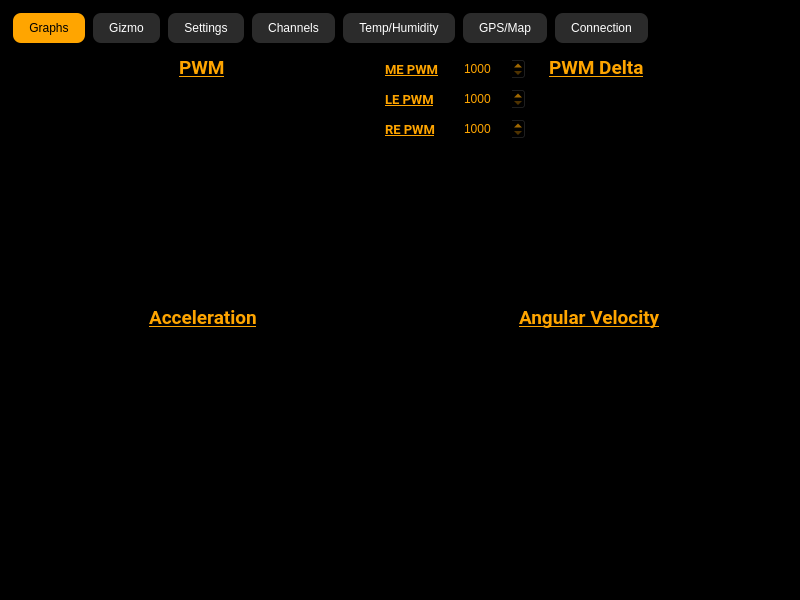
Old version of the form app/mainwindow.ui in the repository Matvey787/Airbag.
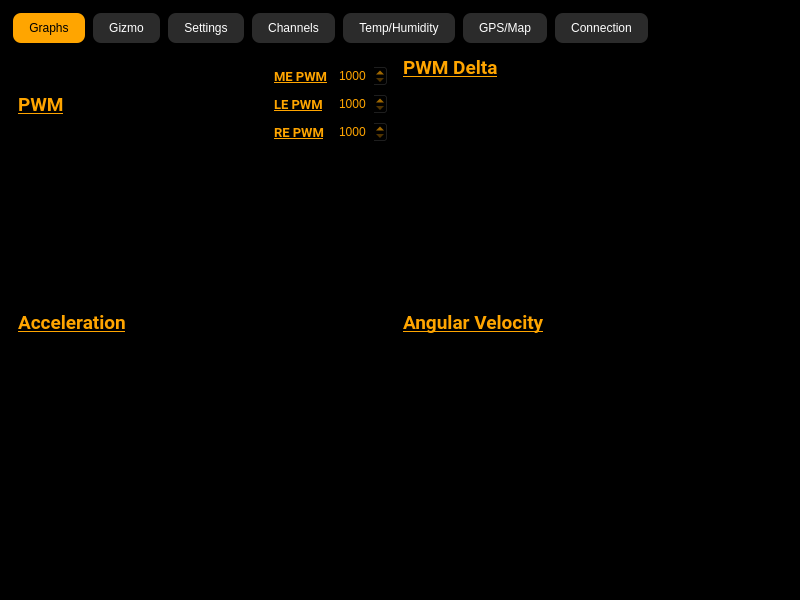
New version of the form. The open tabs and pages were chosen to show the change. Icons and pictures are not drawn.

Commit message: Graphs tab: chart scaling

Patch:
```diff
--- a/app/mainwindow.ui
+++ b/app/mainwindow.ui
@@ -79,186 +79,46 @@
        <attribute name="title">
         <string>Graphs</string>
        </attribute>
-       <widget class="QWidget" name="pwmChartContainer" native="true">
-        <property name="geometry">
-         <rect>
-          <x>20</x>
-          <y>30</y>
-          <width>360</width>
-          <height>210</height>
-         </rect>
-        </property>
-        <property name="layoutDirection">
-         <enum>Qt::LayoutDirection::LeftToRight</enum>
-        </property>
-        <property name="autoFillBackground">
-         <bool>false</bool>
-        </property>
-        <property name="styleSheet">
-         <string notr="true">background: transparent;
-padding: 0px;
-margin: 0px;
-border: none;</string>
-        </property>
-       </widget>
-       <widget class="QWidget" name="accelerationChartContainer" native="true">
-        <property name="geometry">
-         <rect>
-          <x>20</x>
-          <y>280</y>
-          <width>360</width>
-          <height>210</height>
-         </rect>
-        </property>
-        <property name="styleSheet">
-         <string notr="true">background: transparent;
-padding: 0px;
-margin: 0px;
-border: none;</string>
-        </property>
-       </widget>
-       <widget class="QWidget" name="deltaPWMChartContainer" native="true">
-        <property name="geometry">
-         <rect>
-          <x>410</x>
-          <y>30</y>
-          <width>360</width>
-          <height>210</height>
-         </rect>
-        </property>
-        <property name="styleSheet">
-         <string notr="true">background: transparent;
-padding: 0px;
-margin: 0px;
-border: none;</string>
-        </property>
-       </widget>
-       <widget class="QWidget" name="angularVelocityChartContainer" native="true">
-        <property name="geometry">
-         <rect>
-          <x>410</x>
-          <y>280</y>
-          <width>360</width>
-          <height>210</height>
-         </rect>
-        </property>
-        <property name="styleSheet">
-         <string notr="true">background: transparent;
-padding: 0px;
-margin: 0px;
-border: none;</string>
-        </property>
-       </widget>
-       <widget class="QLabel" name="label_37">
-        <property name="geometry">
-         <rect>
-          <x>170</x>
-          <y>10</y>
-          <width>51</width>
-          <height>21</height>
-         </rect>
-        </property>
-        <property name="font">
-         <font>
-          <family>Roboto</family>
-          <pointsize>14</pointsize>
-          <bold>true</bold>
-          <underline>true</underline>
-         </font>
-        </property>
-        <property name="styleSheet">
-         <string notr="true">background: transparent;
+       <layout class="QGridLayout" name="gridLayout_graphs">
+        <item row="0" column="0">
+         <layout class="QVBoxLayout" name="verticalLayout_pwmCell">
+          <item>
+           <layout class="QHBoxLayout" name="horizontalLayout_pwmHeader">
+            <item>
+             <widget class="QLabel" name="label_37">
+              <property name="font">
+               <font>
+                <family>Roboto</family>
+                <pointsize>14</pointsize>
+                <bold>true</bold>
+                <underline>true</underline>
+               </font>
+              </property>
+              <property name="styleSheet">
+               <string notr="true">background: transparent;
 color: orange;</string>
-        </property>
-        <property name="text">
-         <string>PWM</string>
-        </property>
-       </widget>
-       <widget class="QLabel" name="label_41">
-        <property name="geometry">
-         <rect>
-          <x>540</x>
-          <y>10</y>
-          <width>101</width>
-          <height>21</height>
-         </rect>
-        </property>
-        <property name="font">
-         <font>
-          <family>Roboto</family>
-          <pointsize>14</pointsize>
-          <bold>true</bold>
-          <underline>true</underline>
-         </font>
-        </property>
-        <property name="styleSheet">
-         <string notr="true">background: transparent;
-color: orange;</string>
-        </property>
-        <property name="text">
-         <string>PWM Delta</string>
-        </property>
-       </widget>
-       <widget class="QLabel" name="label_38">
-        <property name="geometry">
-         <rect>
-          <x>510</x>
-          <y>260</y>
-          <width>141</width>
-          <height>21</height>
-         </rect>
-        </property>
-        <property name="font">
-         <font>
-          <family>Roboto</family>
-          <pointsize>14</pointsize>
-          <bold>true</bold>
-          <underline>true</underline>
-         </font>
-        </property>
-        <property name="styleSheet">
-         <string notr="true">background: transparent;
-color: orange;</string>
-        </property>
-        <property name="text">
-         <string>Angular Velocity</string>
-        </property>
-       </widget>
-       <widget class="QLabel" name="label_45">
-        <property name="geometry">
-         <rect>
-          <x>140</x>
-          <y>260</y>
-          <width>111</width>
-          <height>21</height>
-         </rect>
-        </property>
-        <property name="font">
-         <font>
-          <family>Roboto</family>
-          <pointsize>14</pointsize>
-          <bold>true</bold>
-          <underline>true</underline>
-         </font>
-        </property>
-        <property name="styleSheet">
-         <string notr="true">background: transparent;
-color: orange;</string>
-        </property>
-        <property name="text">
-         <string>Acceleration</string>
-        </property>
-       </widget>
-       <widget class="QWidget" name="layoutWidget">
-        <property name="geometry">
-         <rect>
-          <x>376</x>
-          <y>9</y>
-          <width>141</width>
-          <height>89</height>
-         </rect>
-        </property>
-        <layout class="QVBoxLayout" name="verticalLayout_10">
+              </property>
+              <property name="text">
+               <string>PWM</string>
+              </property>
+             </widget>
+            </item>
+            <item>
+             <spacer name="horizontalSpacer_pwmHeader">
+              <property name="orientation">
+               <enum>Qt::Horizontal</enum>
+              </property>
+              <property name="sizeHint" stdset="0">
+               <size>
+                <width>40</width>
+                <height>20</height>
+               </size>
+              </property>
+             </spacer>
+            </item>
+            <item>
+             <widget class="QWidget" name="layoutWidget">
+              <layout class="QVBoxLayout" name="verticalLayout_10">
          <item>
           <layout class="QHBoxLayout" name="horizontalLayout_18">
            <item>
@@ -372,7 +232,152 @@
           </layout>
          </item>
         </layout>
-       </widget>
+             </widget>
+            </item>
+           </layout>
+          </item>
+          <item>
+           <widget class="QWidget" name="pwmChartContainer" native="true">
+            <property name="sizePolicy">
+             <sizepolicy hsizetype="Expanding" vsizetype="Expanding">
+              <horstretch>0</horstretch>
+              <verstretch>0</verstretch>
+             </sizepolicy>
+            </property>
+            <property name="layoutDirection">
+             <enum>Qt::LayoutDirection::LeftToRight</enum>
+            </property>
+            <property name="autoFillBackground">
+             <bool>false</bool>
+            </property>
+            <property name="styleSheet">
+             <string notr="true">background: transparent;
+padding: 0px;
+margin: 0px;
+border: none;</string>
+            </property>
+           </widget>
+          </item>
+         </layout>
+        </item>
+        <item row="0" column="1">
+         <layout class="QVBoxLayout" name="verticalLayout_deltaPwmCell">
+          <item>
+           <widget class="QLabel" name="label_41">
+            <property name="font">
+             <font>
+              <family>Roboto</family>
+              <pointsize>14</pointsize>
+              <bold>true</bold>
+              <underline>true</underline>
+             </font>
+            </property>
+            <property name="styleSheet">
+             <string notr="true">background: transparent;
+color: orange;</string>
+            </property>
+            <property name="text">
+             <string>PWM Delta</string>
+            </property>
+           </widget>
+          </item>
+          <item>
+           <widget class="QWidget" name="deltaPWMChartContainer" native="true">
+            <property name="sizePolicy">
+             <sizepolicy hsizetype="Expanding" vsizetype="Expanding">
+              <horstretch>0</horstretch>
+              <verstretch>0</verstretch>
+             </sizepolicy>
+            </property>
+            <property name="styleSheet">
+             <string notr="true">background: transparent;
+padding: 0px;
+margin: 0px;
+border: none;</string>
+            </property>
+           </widget>
+          </item>
+         </layout>
+        </item>
+        <item row="1" column="0">
+         <layout class="QVBoxLayout" name="verticalLayout_accelerationCell">
+          <item>
+           <widget class="QLabel" name="label_45">
+            <property name="font">
+             <font>
+              <family>Roboto</family>
+              <pointsize>14</pointsize>
+              <bold>true</bold>
+              <underline>true</underline>
+             </font>
+            </property>
+            <property name="styleSheet">
+             <string notr="true">background: transparent;
+color: orange;</string>
+            </property>
+            <property name="text">
+             <string>Acceleration</string>
+            </property>
+           </widget>
+          </item>
+          <item>
+           <widget class="QWidget" name="accelerationChartContainer" native="true">
+            <property name="sizePolicy">
+             <sizepolicy hsizetype="Expanding" vsizetype="Expanding">
+              <horstretch>0</horstretch>
+              <verstretch>0</verstretch>
+             </sizepolicy>
+            </property>
+            <property name="styleSheet">
+             <string notr="true">background: transparent;
+padding: 0px;
+margin: 0px;
+border: none;</string>
+            </property>
+           </widget>
+          </item>
+         </layout>
+        </item>
+        <item row="1" column="1">
+         <layout class="QVBoxLayout" name="verticalLayout_angularVelocityCell">
+          <item>
+           <widget class="QLabel" name="label_38">
+            <property name="font">
+             <font>
+              <family>Roboto</family>
+              <pointsize>14</pointsize>
+              <bold>true</bold>
+              <underline>true</underline>
+             </font>
+            </property>
+            <property name="styleSheet">
+             <string notr="true">background: transparent;
+color: orange;</string>
+            </property>
+            <property name="text">
+             <string>Angular Velocity</string>
+            </property>
+           </widget>
+          </item>
+          <item>
+           <widget class="QWidget" name="angularVelocityChartContainer" native="true">
+            <property name="sizePolicy">
+             <sizepolicy hsizetype="Expanding" vsizetype="Expanding">
+              <horstretch>0</horstretch>
+              <verstretch>0</verstretch>
+             </sizepolicy>
+            </property>
+            <property name="styleSheet">
+             <string notr="true">background: transparent;
+padding: 0px;
+margin: 0px;
+border: none;</string>
+            </property>
+           </widget>
+          </item>
+         </layout>
+        </item>
+       </layout>
       </widget>
       <widget class="QWidget" name="tab_5">
        <attribute name="title">
```
The commit also changes 1 other file.
